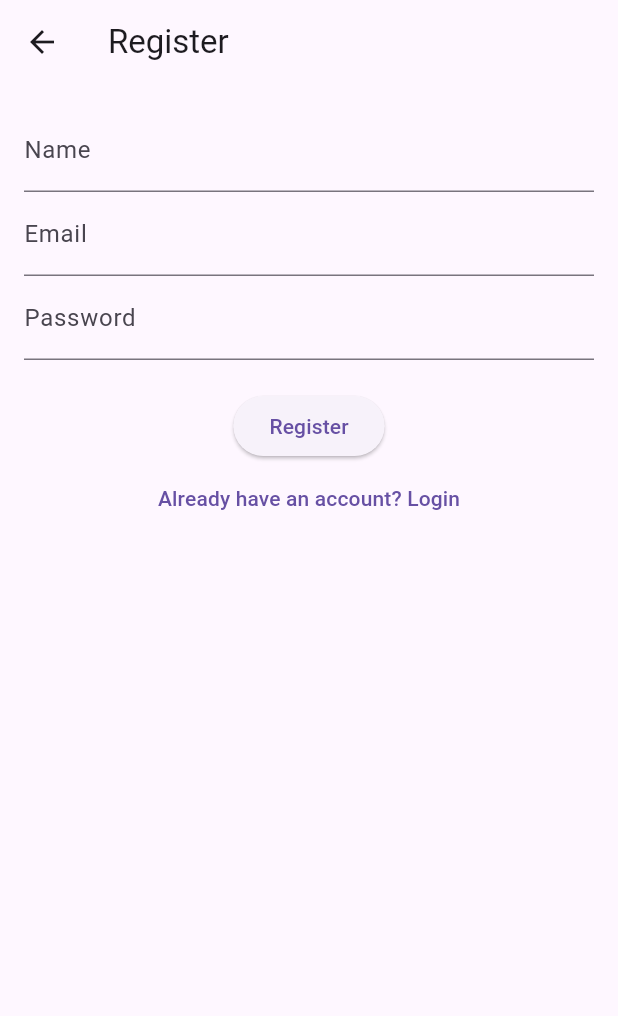
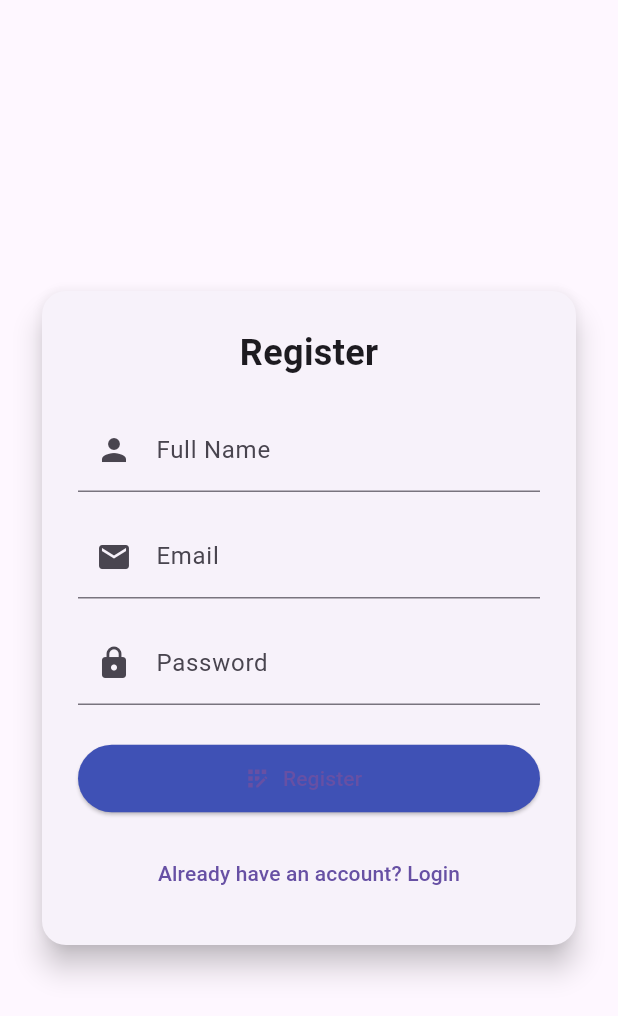
Before and after one commit to Trtheo/Student-Mobile-App, a Flutter app: the RegisterScreen screen opened directly, after a tap on "Register", on a phone screen of 412 x 824 dp. Shown: the top 1016 px of the screen. Run offline on Flutter 3.47's test engine with Material 3 defaults, Android fonts, the light colour scheme and no system bars; our stand-ins replace shared_preferences, sqflite; accounts and stored records are empty; network calls fail.

Commit message:
Changes in register screen

```diff
--- a/lib/screens/register_screen.dart
+++ b/lib/screens/register_screen.dart
@@ -1,10 +1,12 @@
-// lib/screens/register_screen.dart
 import 'package:flutter/material.dart';
 import '../services/auth_api.dart';
+import '../utils/session_manager.dart';
 import 'login_screen.dart';
+import 'main_screen.dart';
 
 class RegisterScreen extends StatefulWidget {
   const RegisterScreen({super.key});
+
   @override
   State<RegisterScreen> createState() => _RegisterScreenState();
 }
@@ -17,14 +19,16 @@
 
   void handleRegister() async {
     final res = await AuthAPI.register(
-      nameController.text,
-      emailController.text,
-      passwordController.text,
+      nameController.text.trim(),
+      emailController.text.trim(),
+      passwordController.text.trim(),
     );
+
     if (res.containsKey('token')) {
+      await SessionManager.saveSession(res['token'], emailController.text.trim());
       Navigator.pushReplacement(
         context,
-        MaterialPageRoute(builder: (_) => const LoginScreen()),
+        MaterialPageRoute(builder: (_) => const MainScreen()),
       );
     } else {
       setState(() {
@@ -36,17 +40,59 @@
   @override
   Widget build(BuildContext context) {
     return Scaffold(
-      appBar: AppBar(title: const Text("Register")),
-      body: Padding(
-        padding: const EdgeInsets.all(16),
+      backgroundColor: Theme.of(context).scaffoldBackgroundColor,
+      body: Center(
+        child: SingleChildScrollView(
+          padding: const EdgeInsets.symmetric(horizontal: 24),
+          child: Card(
+            elevation: 8,
+            shape: RoundedRectangleBorder(borderRadius: BorderRadius.circular(16)),
+            child: Padding(
+              padding: const EdgeInsets.all(24),
               child: Column(
                 children: [
-            if (error.isNotEmpty) Text(error, style: const TextStyle(color: Colors.red)),
-            TextField(controller: nameController, decoration: const InputDecoration(labelText: "Name")),
-            TextField(controller: emailController, decoration: const InputDecoration(labelText: "Email")),
-            TextField(controller: passwordController, obscureText: true, decoration: const InputDecoration(labelText: "Password")),
+                  const Text(
+                    "Register",
+                    style: TextStyle(fontSize: 24, fontWeight: FontWeight.bold),
+                  ),
                   const SizedBox(height: 20),
-            ElevatedButton(onPressed: handleRegister, child: const Text("Register")),
+                  if (error.isNotEmpty)
+                    Text(error, style: const TextStyle(color: Colors.red)),
+                  TextField(
+                    controller: nameController,
+                    decoration: const InputDecoration(
+                      labelText: "Full Name",
+                      prefixIcon: Icon(Icons.person),
+                    ),
+                  ),
+                  const SizedBox(height: 15),
+                  TextField(
+                    controller: emailController,
+                    decoration: const InputDecoration(
+                      labelText: "Email",
+                      prefixIcon: Icon(Icons.email),
+                    ),
+                  ),
+                  const SizedBox(height: 15),
+                  TextField(
+                    controller: passwordController,
+                    obscureText: true,
+                    decoration: const InputDecoration(
+                      labelText: "Password",
+                      prefixIcon: Icon(Icons.lock),
+                    ),
+                  ),
+                  const SizedBox(height: 25),
+                  ElevatedButton.icon(
+                    onPressed: handleRegister,
+                    icon: const Icon(Icons.app_registration),
+                    label: const Text("Register"),
+                    style: ElevatedButton.styleFrom(
+                      minimumSize: const Size.fromHeight(45),
+                      backgroundColor: Colors.indigo,
+                    ),
+                  ),
+                  const SizedBox(height: 15),
                   TextButton(
                     onPressed: () => Navigator.pop(context),
                     child: const Text("Already have an account? Login"),
@@ -54,6 +100,9 @@
                 ],
               ),
             ),
+          ),
+        ),
+      ),
     );
   }
 }
```
Lines whose indentation alone changed are shown as unchanged.
